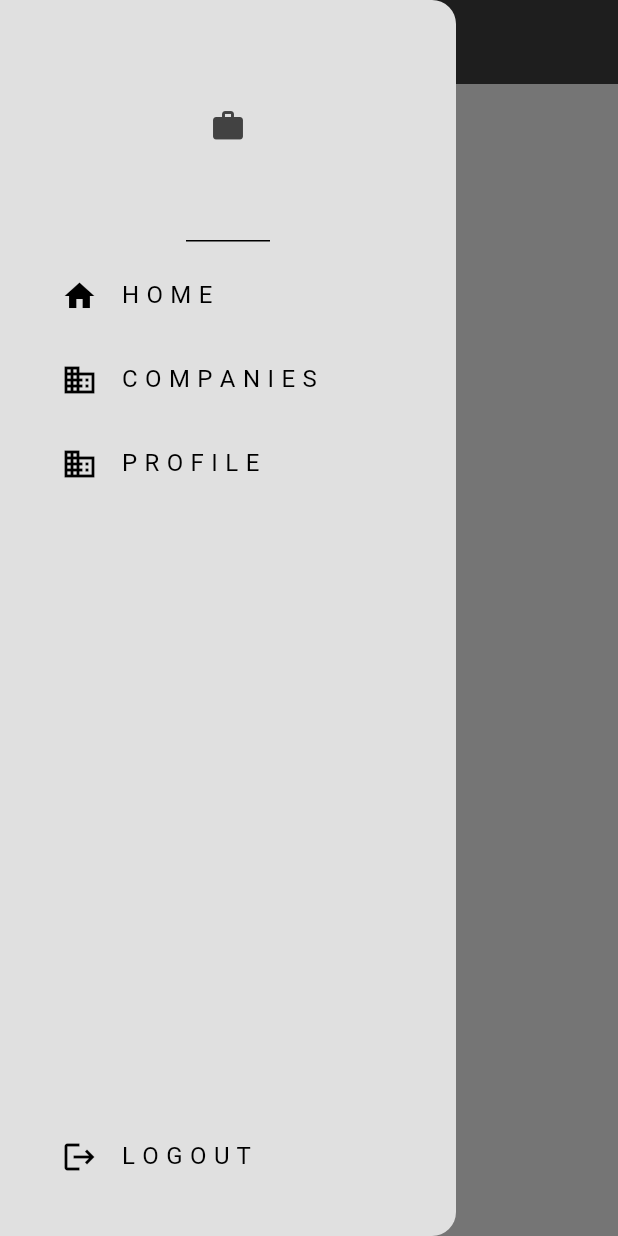
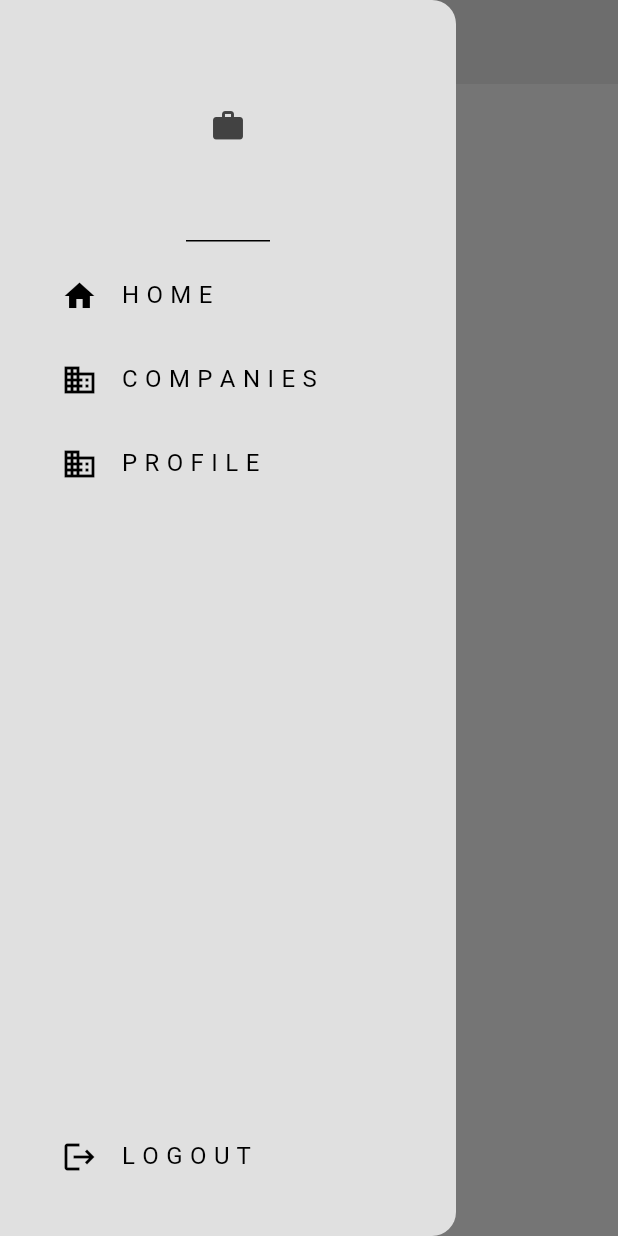
Before and after one commit to ravindu146/Job-Portal-Admin-App-Flutter-, a Flutter app: the screen it shows once a user with an empty profile is signed in, with the side drawer open, on a phone screen of 412 x 824 dp. Run offline on Flutter 3.47's test engine with Material 3 defaults, Android fonts, the light colour scheme and no system bars; our stand-ins replace cloud_firestore, firebase_auth, firebase_core; accounts and stored records are empty; network calls fail.

Commit message:
JobPortalAdmin: Added minor style changes to the app

```diff
--- a/lib/pages/home_page.dart
+++ b/lib/pages/home_page.dart
@@ -10,8 +10,11 @@ class HomePage extends StatelessWidget {
   Widget build(BuildContext context) {
     return Scaffold(
       appBar: AppBar(
-        backgroundColor: Theme.of(context).colorScheme.inversePrimary,
-        title: Text('Home Page'),
+        backgroundColor: Theme.of(context).colorScheme.primary,
+        title: Text(
+          'Home Page',
+          style: TextStyle(color: Theme.of(context).colorScheme.inversePrimary),
+        ),
         centerTitle: true,
       ),
       drawer: MyDrawer(),
--- a/lib/theme/dark_mode.dart
+++ b/lib/theme/dark_mode.dart
@@ -4,8 +4,9 @@ ThemeData darkMode = ThemeData(
     brightness: Brightness.dark,
     colorScheme: ColorScheme.dark(
       background: Colors.grey.shade900,
-      primary: Colors.grey.shade800,
+      primary: Colors.grey.shade900,
       secondary: Colors.grey.shade700,
+      tertiary: Colors.grey.shade500,
       inversePrimary: Colors.grey.shade300,
     ),
     textTheme: ThemeData.dark().textTheme.apply(bodyColor: Colors.white));
--- a/lib/theme/light_mode.dart
+++ b/lib/theme/light_mode.dart
@@ -6,6 +6,7 @@ ThemeData lightMode = ThemeData(
       background: Colors.grey.shade300,
       primary: Colors.grey.shade200,
       secondary: Colors.grey.shade400,
+      tertiary: Colors.grey.shade500,
       inversePrimary: Colors.grey.shade800,
     ),
     textTheme: ThemeData.light().textTheme.apply(bodyColor: Colors.black));
```
Also changed, not shown: lib/components/my_back_button.dart (added, +26 -0 lines).
